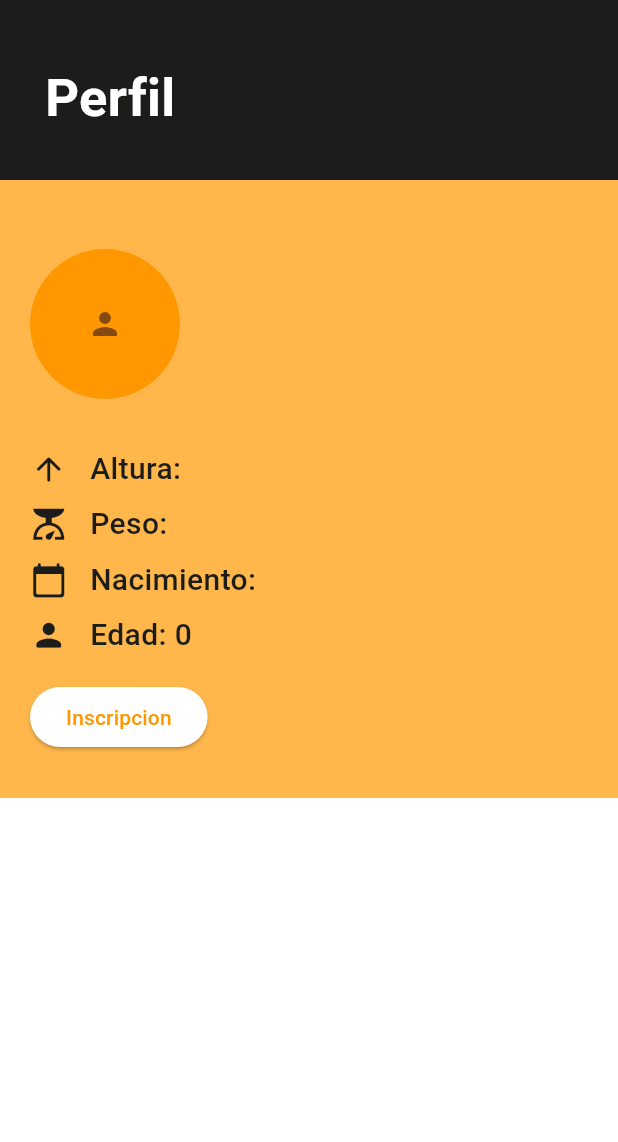
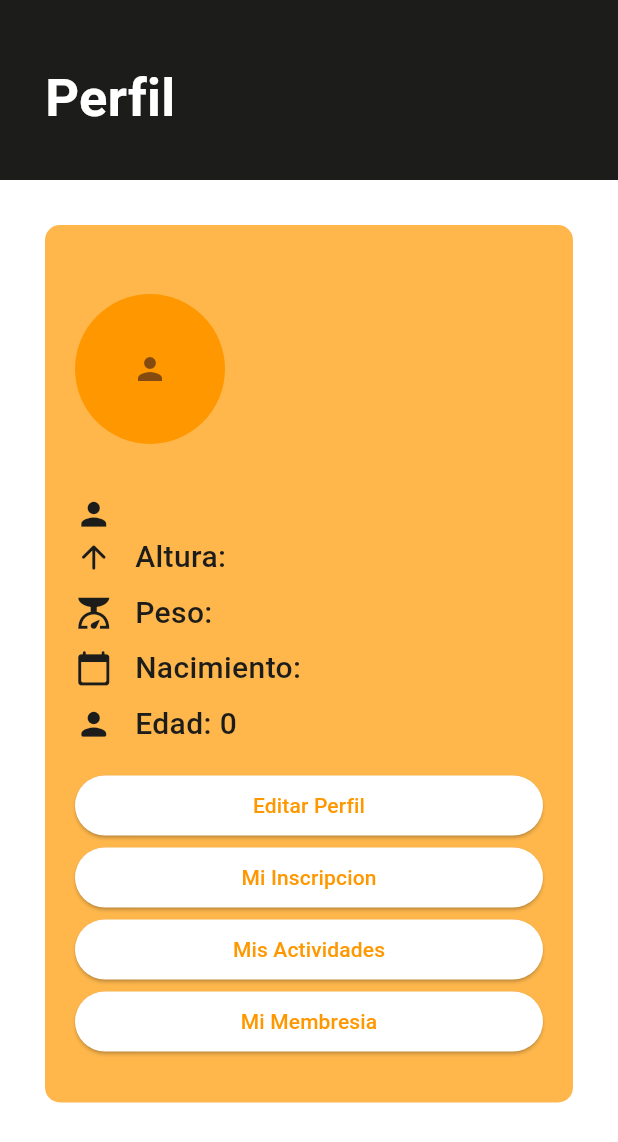
Before and after one commit to FranCannepa/fitsolutions, a Flutter app: the PerfilScreen screen opened by its route, on a phone screen of 412 x 824 dp. Shown: the top 1142 px of the screen. Run offline on Flutter 3.47's test engine with Material 3 defaults, Android fonts, the phone set to English and light mode, and no system bars; our stand-ins replace auto_size_text, badges, cloud_firestore, firebase_auth, firebase_core, firebase_messaging and 10 more; accounts and stored records are empty; Roboto replaces fonts that are missing (TitleFont).

Commit message:
Cambios en ventana de Perfil

```diff
--- a/lib/Components/ProfileComponents/perfilDetailed.dart
+++ b/lib/Components/ProfileComponents/perfilDetailed.dart
@@ -1,7 +1,11 @@
 import 'package:fitsolutions/Utilities/formaters.dart';
 import 'package:fitsolutions/components/CommonComponents/screenUpperTitle.dart';
+import 'package:fitsolutions/components/ProfileComponents/actividad_dialogue_perfi.dart';
+import 'package:fitsolutions/components/ProfileComponents/editar_dialogue_perfil.dart';
+import 'package:fitsolutions/providers/userData.dart';
 import 'package:fitsolutions/screens/Inscription/form_inscription_screen.dart';
 import 'package:flutter/material.dart';
+import 'package:provider/provider.dart';
 
 class PerfilDetailed extends StatefulWidget {
   final Map<String, dynamic> userData;
@@ -14,15 +18,17 @@ class PerfilDetailed extends StatefulWidget {
 class _PerfilDetailedState extends State<PerfilDetailed> {
   @override
   Widget build(BuildContext context) {
+    context.watch<UserData>();
     return Column(
       crossAxisAlignment: CrossAxisAlignment.start,
       children: [
         const ScreenUpperTitle(title: "Perfil"),
         Container(
             width: double.infinity,
-            // margin: const EdgeInsets.only(top: 30.0),
-            color: Theme.of(context).colorScheme.primary.withOpacity(0.7),
+            margin: const EdgeInsets.all(30),
+
             padding: const EdgeInsets.symmetric(horizontal: 20.0, vertical: 30),
+            decoration: BoxDecoration(            color: Theme.of(context).colorScheme.primary.withOpacity(0.7),borderRadius: BorderRadius.circular(10)),
             child: Column(
               children: [
                 Row(
@@ -45,29 +51,6 @@ class _PerfilDetailedState extends State<PerfilDetailed> {
                                 : null,
                           ),
                           const SizedBox(width: 20.0),
-                          Column(
-                            crossAxisAlignment: CrossAxisAlignment.start,
-                            children: [
-                              Text(
-                                widget.userData['nombreCompleto'] ??
-                                    'Usuario de Ejemplo',
-                                style: TextStyle(
-                                  fontSize: 20.0,
-                                  fontWeight: FontWeight.bold,
-                                  color:
-                                      Theme.of(context).colorScheme.secondary,
-                                ),
-                              ),
-                              // Text(
-                              //   widget.userData['tipo'],
-                              //   style: TextStyle(
-                              //     fontSize: 20.0,
-                              //     color:
-                              //         Theme.of(context).colorScheme.secondary,
-                              //   ),
-                              // ),
-                            ],
-                          ),
                         ],
                       ),
                     ),
@@ -79,6 +62,26 @@ class _PerfilDetailedState extends State<PerfilDetailed> {
                     crossAxisAlignment: CrossAxisAlignment.start,
                     mainAxisAlignment: MainAxisAlignment.spaceBetween,
                     children: [
+                        Row(
+                        children: [
+                          Icon(
+                            Icons.person,
+                            color: Theme.of(context).colorScheme.secondary,
+                            size: 25.0,
+                          ),
+                          const SizedBox(width: 15.0),
+                          Expanded(
+                            child: Text(
+                              '${widget.userData['nombreCompleto'] ?? 'No informada'}',
+                              style: TextStyle(
+                                fontSize: 20.0,
+                                fontWeight: FontWeight.w500,
+                                color: Theme.of(context).colorScheme.secondary,
+                              ),
+                            ),
+                          ),
+                        ],
+                      ),
                       Row(
                         children: [
                           Icon(
@@ -176,9 +179,27 @@ class _PerfilDetailedState extends State<PerfilDetailed> {
                     ],
                   ),
                 ),
-                Row(
+                Wrap(
+                  verticalDirection: VerticalDirection.down,
+                  spacing: 8.0,
                   children: [
-                    ElevatedButton(
+                    SizedBox(
+                      width: double.infinity,
+                      child: ElevatedButton(
+                        onPressed: () => {
+                          showDialog(
+                            context: context,
+                            builder: (context) {
+                              return  EditProfileDialog(userData: widget.userData);
+                            },
+                          )
+                        },
+                        child: const Text('Editar Perfil'),
+                      ),
+                    ),
+                    SizedBox(
+                      width: double.infinity,
+                      child: ElevatedButton(
                         onPressed: () => {
                           Navigator.push(
                             context,
@@ -187,8 +208,10 @@ class _PerfilDetailedState extends State<PerfilDetailed> {
                                   const Duration(milliseconds: 500),
                               pageBuilder: (_, __, ___) =>
                                   const FormInscriptionScreen(),
-                            transitionsBuilder: (_, Animation<double> animation,
-                                __, Widget child) {
+                              transitionsBuilder: (_,
+                                  Animation<double> animation,
+                                  __,
+                                  Widget child) {
                                 return FadeTransition(
                                   opacity: animation,
                                   child: child,
@@ -197,7 +220,48 @@ class _PerfilDetailedState extends State<PerfilDetailed> {
                             ),
                           )
                         },
-                      child: const Text('Inscripcion'),
+                        child: const Text('Mi Inscripcion'),
+                      ),
+                    ),
+                    SizedBox(
+                      width: double.infinity,
+                      child: ElevatedButton(
+                        onPressed: () => {
+                          showDialog(
+                            context: context,
+                            builder: (context) {
+                              return const ActivitiesDialog();
+                            },
+                          )
+                        },
+                        child: const Text('Mis Actividades'),
+                      ),
+                    ),
+                    SizedBox(
+                      width: double.infinity,
+                      child: ElevatedButton(
+                        onPressed: () => {
+                          Navigator.push(
+                            context,
+                            PageRouteBuilder(
+                              transitionDuration:
+                                  const Duration(milliseconds: 500),
+                              pageBuilder: (_, __, ___) =>
+                                  const FormInscriptionScreen(),
+                              transitionsBuilder: (_,
+                                  Animation<double> animation,
+                                  __,
+                                  Widget child) {
+                                return FadeTransition(
+                                  opacity: animation,
+                                  child: child,
+                                );
+                              },
+                            ),
+                          )
+                        },
+                        child: const Text('Mi Membresia'),
+                      ),
                     ),
                   ],
                 )
--- a/lib/Screens/Profile/perfil_screen.dart
+++ b/lib/Screens/Profile/perfil_screen.dart
@@ -22,7 +22,7 @@ class PerfilScreen extends StatefulWidget {
 class _PerfilScreenState extends State<PerfilScreen> {
   @override
   Widget build(BuildContext context) {
-    final userProvider = context.read<UserData>();
+    final userProvider = context.watch<UserData>();
     return SafeArea(
         child: Scaffold(
       body: SingleChildScrollView(
--- a/lib/providers/user_provider.dart
+++ b/lib/providers/user_provider.dart
@@ -85,7 +85,7 @@ class UserProvider extends ChangeNotifier {
   Future<void> signOut() async {
     try {
       await _firebaseAuth.signOut();
-      //await prefs.clearAll();
+      await prefs.clearAll();
       notifyListeners();
     } on FirebaseAuthException catch (e) {
       log.t(e);
```
Also changed, not shown: lib/components/ProfileComponents/actividad_dialogue_perfi.dart (added, +130 -0 lines), lib/components/ProfileComponents/editar_dialogue_perfil.dart (added, +154 -0 lines), lib/components/ProfileComponents/loading_dialog.dart (added, +21 -0 lines), lib/providers/actividad_provider.dart (+42 -2 lines), lib/providers/userData.dart (+25 -0 lines). Lines whose indentation alone changed are shown as unchanged.
